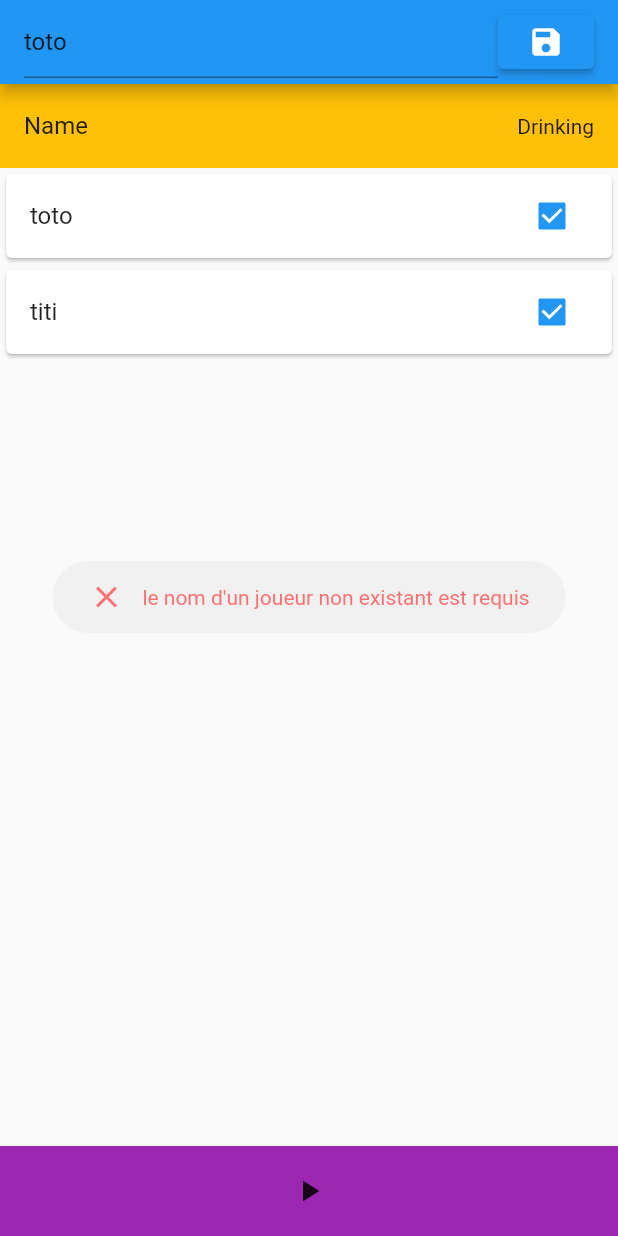
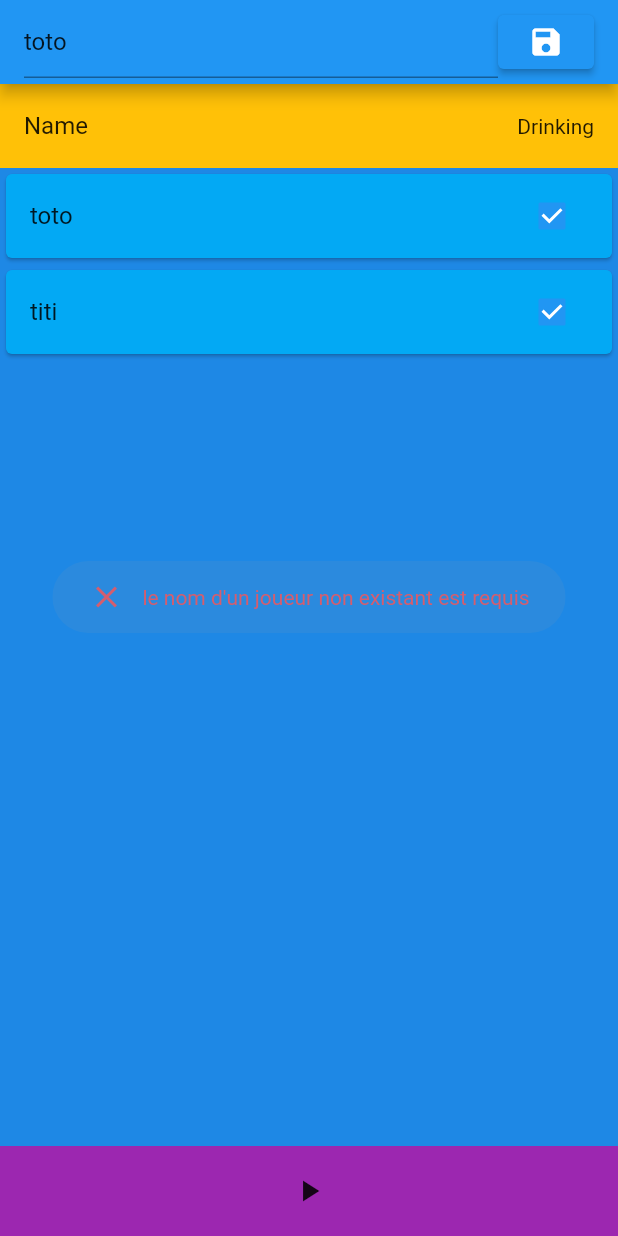
Before and after one commit to FXzoroark/flutter_dade_cho, a Flutter app: the screen it shows after launch, after a tap on "toto", after a tap on the "save" icon, on a phone screen of 412 x 824 dp. Run offline on Flutter 3.47's test engine with Material 2 defaults, Android fonts, the phone set to English and light mode, and no system bars; our stand-ins replace fluttertoast, google_fonts, shared_preferences; missing offline and left inert: back_button_interceptor.

Commit message:
restructuration, settings avec light/dark mode et retour au menu en fin de partie.

```diff
--- a/lib/main.dart
+++ b/lib/main.dart
@@ -1,18 +1,28 @@
 import 'package:flutter/material.dart';
-import 'package:flutter_dade_cho/player_selection_screen.dart';
+import 'package:flutter_dade_cho/utils/ThemeManager.dart';
+import 'package:flutter_dade_cho/views/player_selection_screen.dart';
+import 'package:provider/provider.dart';
 
 void main() {
   runApp(const MyApp());
 }
 
-class MyApp extends StatelessWidget{
+class MyApp extends StatelessWidget {
   const MyApp({super.key});
 
   @override
   Widget build(BuildContext context) {
-    return const MaterialApp(
-      title: 'Select Screen',
-      home: PlayerSelectionScreen(),
+    return ChangeNotifierProvider<ThemeNotifier>(
+      create: (_) => ThemeNotifier(),
+      child: Consumer<ThemeNotifier>(
+        builder: (context, theme, child) => MaterialApp(
+          title: 'Select Screen',
+          theme: theme.getTheme(),
+          debugShowCheckedModeBanner: false,
+          home: const PlayerSelectionScreen(),
+        )
+      )
     );
+
   }
 }
--- /dev/null
+++ b/lib/utils/AppTheme.dart
@@ -0,0 +1,47 @@
+import 'package:flutter/material.dart';
+import 'package:google_fonts/google_fonts.dart';
+
+class AppTheme {
+
+  AppTheme._(); //constructeur privée
+
+  static ThemeData lightTheme = ThemeData(
+      brightness: Brightness.light,
+      scaffoldBackgroundColor: Colors.blue[600],
+      cardColor: Colors.lightBlue,
+      textTheme: TextTheme(
+          bodyText1: GoogleFonts.montserrat(
+            color: Colors.black87,
+            fontSize: 30
+      )));
+
+  static ThemeData darkTheme = ThemeData(
+      brightness: Brightness.dark,
+      textTheme: TextTheme(
+        bodyText1: GoogleFonts.montserrat(
+          color: Colors.white70,
+          fontSize: 30
+        )
+      )
+  );
+
+  // final darkTheme = ThemeData(
+  //   primarySwatch: Colors.grey,
+  //   primaryColor: Colors.black,
+  //   brightness: Brightness.dark,
+  //   backgroundColor: const Color(0xFF212121),
+  //   accentColor: Colors.white,
+  //   accentIconTheme: IconThemeData(color: Colors.black),
+  //   dividerColor: Colors.black12,
+  // );
+  //
+  // final lightTheme = ThemeData(
+  //   primarySwatch: Colors.grey,
+  //   primaryColor: Colors.white,
+  //   brightness: Brightness.light,
+  //   backgroundColor: const Color(0xFFE5E5E5),
+  //   accentColor: Colors.black,
+  //   accentIconTheme: IconThemeData(color: Colors.white),
+  //   dividerColor: Colors.white54,
+  // );
+}
--- /dev/null
+++ b/lib/utils/StorageManager.dart
@@ -0,0 +1,33 @@
+import 'dart:convert';
+
+import 'package:flutter/services.dart';
+import 'package:shared_preferences/shared_preferences.dart';
+
+class StorageManager {
+  static void savePref(String key, dynamic value) async {
+    final prefs = await SharedPreferences.getInstance();
+    if (value is int) {
+      prefs.setInt(key, value);
+    } else if (value is String) {
+      prefs.setString(key, value);
+    } else if (value is bool) {
+      prefs.setBool(key, value);
+    } else {
+      print("Invalid Type");
+    }
+  }
+
+  static Future<dynamic> readPref(String key) async {
+    final prefs = await SharedPreferences.getInstance();
+    dynamic obj = prefs.get(key);
+    return obj;
+  }
+
+  static Future<bool> deletePref(String key) async {
+    final prefs = await SharedPreferences.getInstance();
+    return prefs.remove(key);
+  }
+  static Future<Map> readJson(String path) async{
+    return jsonDecode(await rootBundle.loadString(path));
+  }
+}
--- /dev/null
+++ b/lib/utils/ThemeManager.dart
@@ -0,0 +1,54 @@
+import 'package:flutter/material.dart';
+import 'package:flutter/scheduler.dart';
+import 'package:flutter_dade_cho/utils/AppTheme.dart';
+import 'package:flutter_dade_cho/utils/StorageManager.dart';
+
+class ThemeNotifier with ChangeNotifier {
+
+  ThemeData? _themeData;
+
+  ThemeNotifier() {
+    StorageManager.readPref('themeMode').then((value) {
+      print('value read from storage: $value');
+      //if not stored (first time opening app)
+      if(value == null){
+        //looking at system pref and saving it
+        SchedulerBinding.instance.platformDispatcher.platformBrightness == Brightness.dark ? setDarkMode() : setLightMode();
+      }
+      else{
+        if (value == 'light') {
+          _themeData = AppTheme.lightTheme;
+        } else {
+          print('setting dark theme');
+          _themeData = AppTheme.darkTheme;
+        }
+      }
+      notifyListeners();
+    });
+  }
+
+  ThemeData? getTheme() => _themeData;
+
+  bool getValue() {
+    return _themeData == AppTheme.lightTheme;
+  }
+
+  void setValue(bool value){
+    value ? setLightMode() : setDarkMode();
+  }
+  void change(){
+    _themeData == AppTheme.lightTheme ? setDarkMode() : setLightMode();
+  }
+
+  void setDarkMode() async {
+    _themeData = AppTheme.darkTheme;
+    StorageManager.savePref('themeMode', 'dark');
+    notifyListeners();
+  }
+
+  void setLightMode() async {
+    _themeData = AppTheme.lightTheme;
+    StorageManager.savePref('themeMode', 'light');
+    notifyListeners();
+  }
+}
--- a/lib/player_selection_screen.dart
+++ b/lib/views/player_selection_screen.dart
@@ -1,9 +1,9 @@
 import 'package:flutter/material.dart';
 import 'package:collection/collection.dart';
-import 'package:flutter_dade_cho/toast.dart';
+import 'package:flutter_dade_cho/models/Player.dart';
+import 'package:flutter_dade_cho/utils/toast.dart';
 import 'package:fluttertoast/fluttertoast.dart';
 
-import 'package:flutter_dade_cho/player.dart';
 
 import 'game_screen.dart';
 
@@ -148,6 +148,7 @@ class _PlayerSelectionScreen extends State<PlayerSelectionScreen> {
                 _showToast("Il faut être au moins 2 a jouer");
               }
               else {
+                _removeAllQueuedToasts();
                 Navigator.push(
                   context,
                   MaterialPageRoute(builder: (context) => GameScreen(players: players)),
--- a/pubspec.yaml
+++ b/pubspec.yaml
@@ -39,6 +39,9 @@ dependencies:
   fluttertoast: ^8.1.2
   back_button_interceptor: ^6.0.2
   path_provider: ^2.0.12
+  google_fonts: ^4.0.3
+  shared_preferences: ^2.0.18
+  provider: ^6.0.5
 
 dev_dependencies:
   flutter_test:
```
Also changed, not shown: lib/models/Deck.dart (renamed from lib/Deck.dart, +8 -19 lines), lib/views/game_screen.dart (renamed from lib/game_screen.dart, +27 -19 lines), lib/widgets/settings_widget.dart (added, +33 -0 lines), lib/models/CardGame.dart (renamed from lib/CardGame.dart), lib/models/Player.dart (renamed from lib/player.dart), lib/utils/toast.dart (renamed from lib/toast.dart), pubspec.lock, 2 other files.
